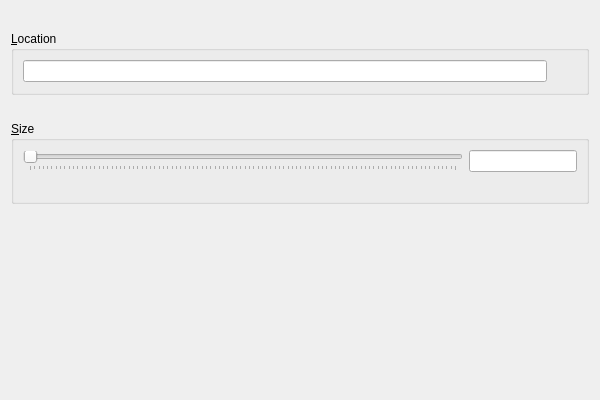
jljuxgm/vboxgit, file vbox/src/VBox/Frontends/VirtualBox/src/wizards/newhd/UINewHDWizardPageOptions.ui: the form before one commit.
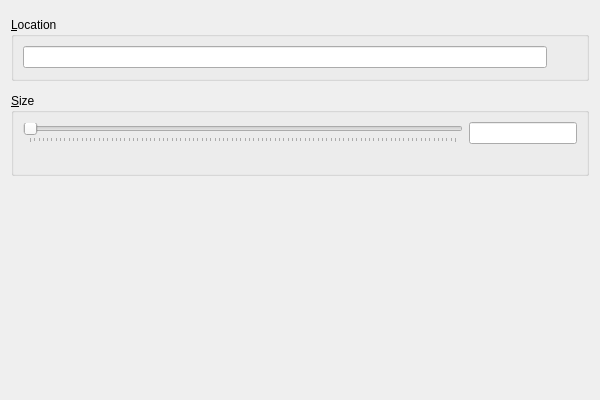
The form after the commit. Custom widgets are drawn as their Qt base class.

Diff of the .ui file:
```diff
--- a/vbox/src/VBox/Frontends/VirtualBox/src/wizards/newhd/UINewHDWizardPageOptions.ui
+++ b/vbox/src/VBox/Frontends/VirtualBox/src/wizards/newhd/UINewHDWizardPageOptions.ui
@@ -23,25 +23,18 @@
     <height>400</height>
    </rect>
   </property>
-  <property name="sizePolicy">
-   <sizepolicy hsizetype="Minimum" vsizetype="Minimum">
-    <horstretch>0</horstretch>
-    <verstretch>0</verstretch>
-   </sizepolicy>
-  </property>
   <layout class="QVBoxLayout" name="m_pMainLayout">
-   <property name="bottomMargin" >
-    <number>0</number>
-   </property>
    <item>
-    <widget class="QILabel" name="m_pLabel1">
-     <property name="wordWrap">
-      <bool>true</bool>
-     </property>
-    </widget>
+    <widget class="QIRichTextLabel" name="m_pLabel1"/>
    </item>
    <item>
     <widget class="QGroupBox" name="m_pLocationCnt">
+     <property name="sizePolicy">
+      <sizepolicy hsizetype="MinimumExpanding" vsizetype="Fixed">
+       <horstretch>0</horstretch>
+       <verstretch>0</verstretch>
+      </sizepolicy>
+     </property>
      <property name="title">
       <string>&amp;Location</string>
      </property>
@@ -60,14 +53,16 @@
     </widget>
    </item>
    <item>
-    <widget class="QILabel" name="m_pLabel2">
-     <property name="wordWrap">
-      <bool>true</bool>
-     </property>
-    </widget>
+    <widget class="QIRichTextLabel" name="m_pLabel2"/>
    </item>
    <item>
     <widget class="QGroupBox" name="m_pSizeCnt">
+     <property name="sizePolicy">
+      <sizepolicy hsizetype="MinimumExpanding" vsizetype="Fixed">
+       <horstretch>0</horstretch>
+       <verstretch>0</verstretch>
+      </sizepolicy>
+     </property>
      <property name="title">
       <string>&amp;Size</string>
      </property>
@@ -136,7 +131,10 @@
    </item>
    <item>
     <spacer name="m_pSpacer">
-     <property name="sizeHint" stdset="0">
+     <property name="orientation">
+      <enum>Qt::Vertical</enum>
+     </property>
+     <property name="sizeHint">
       <size>
        <width>0</width>
        <height>0</height>
@@ -153,9 +151,9 @@
    <header>QIToolButton.h</header>
   </customwidget>
   <customwidget>
-   <class>QILabel</class>
-   <extends>QLabel</extends>
-   <header>QILabel.h</header>
+   <class>QIRichTextLabel</class>
+   <extends>QWidget</extends>
+   <header>QIRichTextLabel.h</header>
   </customwidget>
   <customwidget>
    <class>QILineEdit</class>
```
Left out of the diff: 2 changed lines with no effect on the pictures.
